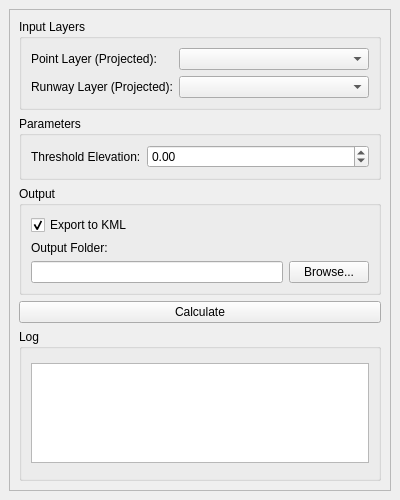
FLYGHT7/qpansopy, file Q_Pansopy/ui/ils/qpansopy_ils_dockwidget.ui: the form before one commit.
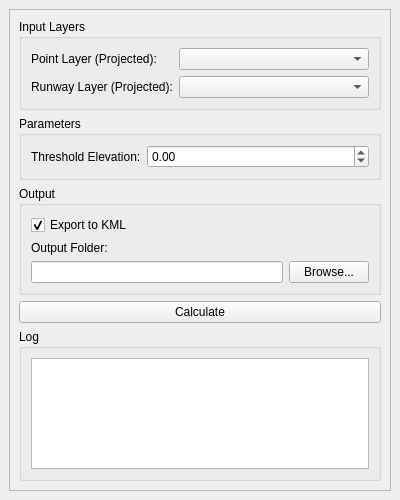
The form after the commit. Custom widgets are drawn as their Qt base class.

Patch:
```diff
--- a/Q_Pansopy/ui/ils/qpansopy_ils_dockwidget.ui
+++ b/Q_Pansopy/ui/ils/qpansopy_ils_dockwidget.ui
@@ -19,7 +19,7 @@
   <property name="maximumSize">
    <size>
     <width>16777215</width>
-    <height>600</height>
+        <height>16777215</height>
    </size>
   </property>
   <property name="windowTitle">
@@ -159,11 +159,14 @@
           <layout class="QVBoxLayout" name="verticalLayout_5">
            <item>
             <widget class="QTextEdit" name="logTextEdit">
-             <property name="maximumSize">
-              <size>
-               <width>16777215</width>
-               <height>100</height>
-              </size>
+             <property name="sizePolicy">
+              <sizepolicy hsizetype="Expanding" vsizetype="Expanding">
+               <horstretch>0</horstretch>
+               <verstretch>1</verstretch>
+              </sizepolicy>
+             </property>
+             <property name="minimumHeight">
+              <number>100</number>
              </property>
              <property name="readOnly">
               <bool>true</bool>
```
Lines whose indentation alone changed are shown as unchanged.
